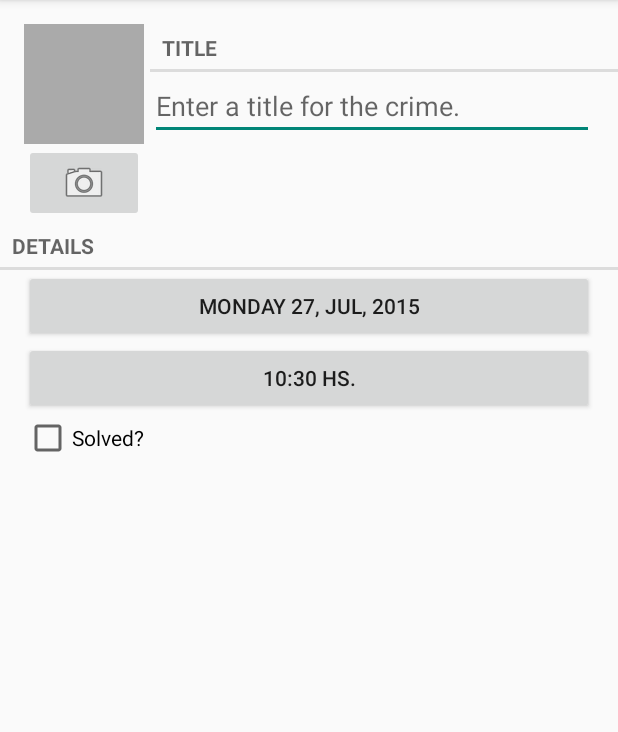
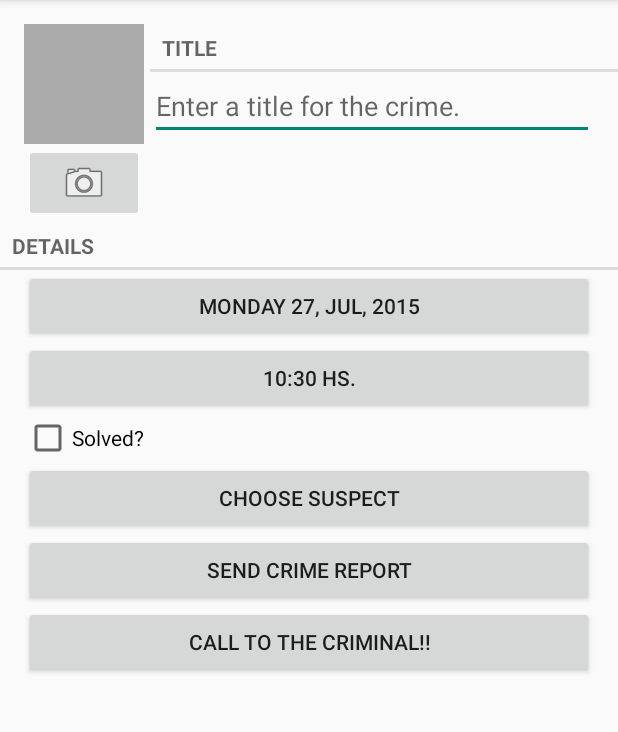
Before and after one commit to matir91/LearningAndroid, an Android app: the CrimeFragment screen opened directly, with no data from a screen before it, on a phone screen of 412 x 824 dp, the part 84-816 px from its top. Run offline under Robolectric (Android 15) with nearby library versions, the light colour scheme and no system bars.

Commit message:
Chapter 21

```diff
--- a/CriminalIntent/app/src/main/AndroidManifest.xml
+++ b/CriminalIntent/app/src/main/AndroidManifest.xml
@@ -1,6 +1,7 @@
 <?xml version="1.0" encoding="utf-8"?>
 <manifest xmlns:android="http://schemas.android.com/apk/res/android"
     package="criminalintent.mirland.xmartlabs.com.criminalintent" >
+    <uses-permission android:name="android.permission.CALL_PHONE"></uses-permission>
     <uses-permission android:name="android.permission.CAMERA" />
     <uses-feature android:name="android.hardware.camera" />
     <application
--- a/CriminalIntent/app/src/main/java/criminalintent/mirland/xmartlabs/com/criminalintent/Crime.java
+++ b/CriminalIntent/app/src/main/java/criminalintent/mirland/xmartlabs/com/criminalintent/Crime.java
@@ -15,9 +15,12 @@ public class Crime {
     private static final String JSON_SOLVED = "solved";
     private static final String JSON_DATE = "date";
     private static final String JSON_PHOTO = "photo";
+    private static final String JSON_SUSPECT = "suspect";
+
 
     private UUID mId;
     private String mTitle;
+    private String mSuspect;
 
 
     /*Date to the crime ocurred*/
@@ -37,6 +40,9 @@ public class Crime {
         json.put(JSON_TITLE, mTitle);
         json.put(JSON_SOLVED, mSolved);
         json.put(JSON_DATE, mDate.getTime());
+        json.put(JSON_SUSPECT, mSuspect);
+        if (mPhoto != null)
+            json.put(JSON_PHOTO, mPhoto.toJSON());
         return json;
     }
 
@@ -46,6 +52,11 @@ public class Crime {
         mTitle = json.getString(JSON_TITLE);
         mSolved = json.getBoolean(JSON_SOLVED);
         mDate = new Date(json.getLong(JSON_DATE));
+
+        if (json.has(JSON_PHOTO))
+            mPhoto = new Photo(json.getJSONObject(JSON_PHOTO));
+        if (json.has(JSON_SUSPECT))
+            mSuspect = json.getString(JSON_SUSPECT);
     }
 
     public UUID getId() {
@@ -87,4 +98,11 @@ public class Crime {
     public String toString(){
         return this.getTitle();
     }
+
+    public String getSuspect() {
+        return mSuspect;
+    }
+    public void setSuspect(String suspect) {
+        mSuspect = suspect;
+    }
 }
--- a/CriminalIntent/app/src/main/res/layout-land/fragment_crime.xml
+++ b/CriminalIntent/app/src/main/res/layout-land/fragment_crime.xml
@@ -85,6 +85,27 @@
       android:layout_height="wrap_content"
       android:text="@string/crime_solved_label"
       android:layout_weight="1"/>
+
   </LinearLayout>
-
+  <Button android:id="@+id/crime_suspectButton"
+          android:layout_width="match_parent"
+          android:layout_height="wrap_content"
+          android:layout_marginLeft="16dp"
+          android:layout_marginRight="16dp"
+          android:text="@string/crime_suspect_text"
+    />
+  <Button android:id="@+id/crime_reportButton"
+          android:layout_width="match_parent"
+          android:layout_height="wrap_content"
+          android:layout_marginLeft="16dp"
+          android:layout_marginRight="16dp"
+          android:text="@string/crime_report_text"
+    />
+  <Button android:id="@+id/crime_callButton"
+          android:layout_width="match_parent"
+          android:layout_height="wrap_content"
+          android:layout_marginLeft="16dp"
+          android:layout_marginRight="16dp"
+          android:text="@string/crime_call_text"
+    />
 </LinearLayout>
--- a/CriminalIntent/app/src/main/res/layout/fragment_crime.xml
+++ b/CriminalIntent/app/src/main/res/layout/fragment_crime.xml
@@ -75,4 +75,25 @@
             android:layout_marginRight="16dp"
             android:text="@string/crime_solved_label"
     />
+  <Button android:id="@+id/crime_suspectButton"
+          android:layout_width="match_parent"
+          android:layout_height="wrap_content"
+          android:layout_marginLeft="16dp"
+          android:layout_marginRight="16dp"
+          android:text="@string/crime_suspect_text"
+    />
+  <Button android:id="@+id/crime_reportButton"
+          android:layout_width="match_parent"
+          android:layout_height="wrap_content"
+          android:layout_marginLeft="16dp"
+          android:layout_marginRight="16dp"
+          android:text="@string/crime_report_text"
+    />
+  <Button android:id="@+id/crime_callButton"
+          android:layout_width="match_parent"
+          android:layout_height="wrap_content"
+          android:layout_marginLeft="16dp"
+          android:layout_marginRight="16dp"
+          android:text="@string/crime_call_text"
+    />
 </LinearLayout>
--- a/CriminalIntent/app/src/main/res/values/strings.xml
+++ b/CriminalIntent/app/src/main/res/values/strings.xml
@@ -18,4 +18,18 @@
   <string name="subtitle">If you see something, say something.</string>
   <string name="delete_crime">Delete</string>
   <string name="take">take!!</string>
+
+  <string name="crime_suspect_text">Choose Suspect</string>
+  <string name="crime_report_text">Send Crime Report</string>
+
+<string name="crime_report">%1$s!
+    The crime was discovered on %2$s. %3$s, and %4$s
+  </string>
+  <string name="crime_report_solved">The case is solved</string>
+  <string name="crime_report_unsolved">The case is not solved</string>
+  <string name="crime_report_no_suspect">There is no suspect.</string>
+  <string name="crime_report_suspect">The suspect is %s.</string>
+  <string name="crime_report_subject">CriminalIntent Crime Report</string>
+  <string name="send_report">Send crime report via</string>
+  <string name="crime_call_text">Call to the criminal!!</string>
 </resources>
```
Also changed, not shown: CriminalIntent/app/src/main/java/criminalintent/mirland/xmartlabs/com/criminalintent/CrimeFragment.java (+90 -1 lines).
